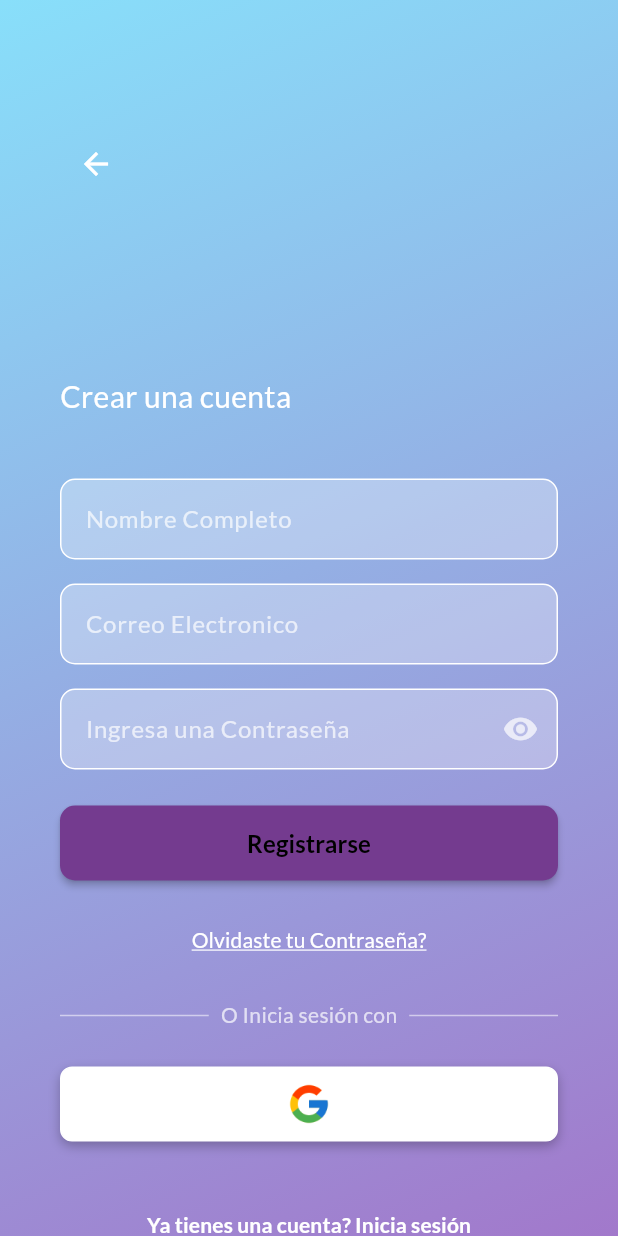
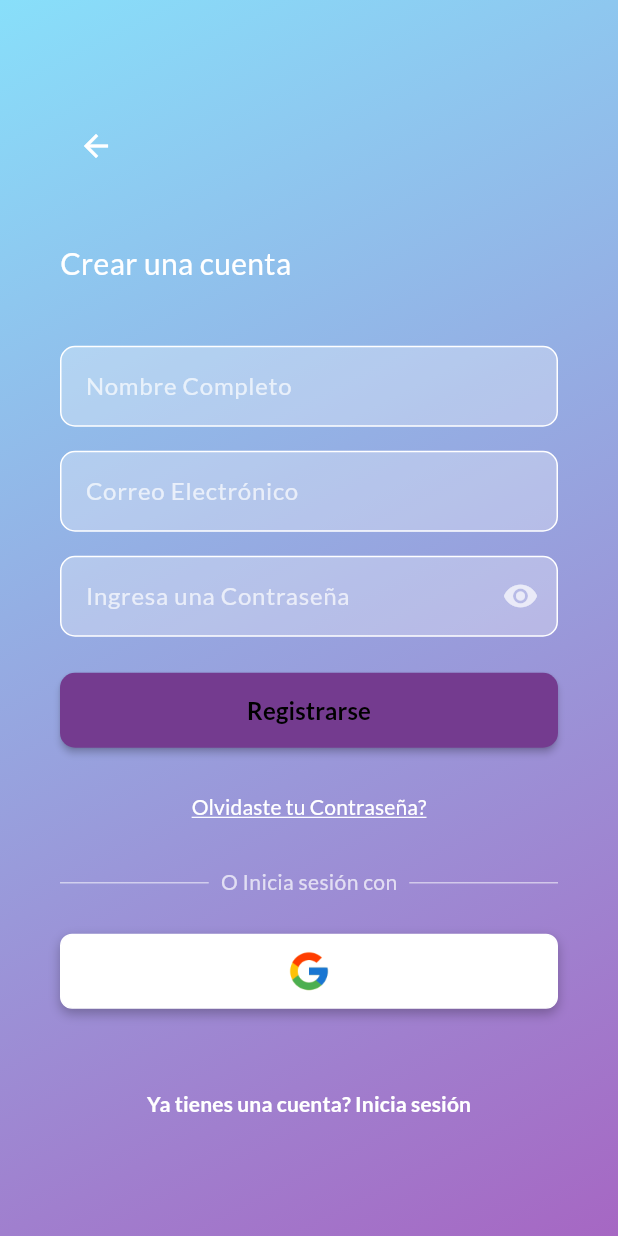
Before and after one commit to JuanAnez/form_app_mobile, a Flutter app: the screen it shows after launch, after a tap on "Crear una cuenta", on a phone screen of 412 x 824 dp. Run offline on Flutter 3.47's test engine with Material 3 defaults, Android fonts, the phone set to English and light mode, and no system bars; our stand-ins replace cloud_firestore, connectivity_plus, firebase_auth, firebase_core, fl_chart, go_router and 5 more; accounts and stored records are empty.

Commit message:
refresh UI

```diff
--- a/lib/screens/login/login_screen.dart
+++ b/lib/screens/login/login_screen.dart
@@ -126,47 +126,37 @@ class _LoginScreenState extends State<LoginScreen> {
   @override
   Widget build(BuildContext context) {
     return Scaffold(
-      body: SafeArea(
-        top: false,
-        child: SingleChildScrollView(
-          child: Container(
-            padding: const EdgeInsets.only(bottom: 150),
+      body: LayoutBuilder(
+        builder: (context, constraints) {
+          bool isTablet = constraints.maxWidth > 600;
+          double padding = isTablet ? 80 : 40;
+
+          return Container(
+            height: MediaQuery.of(context).size.height,
             decoration: const BoxDecoration(
               gradient: LinearGradient(
-                colors: [
-                  Color(0xFF88DFFA),
-                  Color(0xFFA667C3),
-                ],
+                colors: [Color(0xFF88DFFA), Color(0xFFA667C3)],
                 begin: Alignment.topLeft,
                 end: Alignment.bottomRight,
               ),
             ),
+            child: Center(
+              child: SingleChildScrollView(
+                child: Padding(
+                  padding: EdgeInsets.symmetric(horizontal: padding),
                   child: Column(
                     crossAxisAlignment: CrossAxisAlignment.start,
                     children: <Widget>[
-                SizedBox(
-                  height: 250,
-                  child: Stack(
-                    children: <Widget>[],
-                  ),
-                ),
-                Padding(
-                  padding: const EdgeInsets.symmetric(horizontal: 40),
-                  child: Column(
-                    crossAxisAlignment: CrossAxisAlignment.start,
-                    children: <Widget>[
-                      const Text(
+                      Text(
                         "Bienvenido!",
                         style: TextStyle(
                           fontFamily: 'Poppins',
                           color: Colors.white,
                           fontWeight: FontWeight.bold,
-                          fontSize: 35,
+                          fontSize: isTablet ? 45 : 35,
                         ),
                       ),
-                      const SizedBox(height: 40),
-                      Column(
-                        children: <Widget>[
+                      const SizedBox(height: 50),
                       _buildCustomTextField("Correo Electrónico", false),
                       const SizedBox(height: 16),
                       _buildCustomTextField("Contraseña", true),
@@ -192,15 +182,11 @@ class _LoginScreenState extends State<LoginScreen> {
                       ),
                       const SizedBox(height: 24),
                       _buildDivider(),
-                        ],
-                      ),
                       const SizedBox(height: 30),
-                      Column(
-                        mainAxisAlignment: MainAxisAlignment.center,
-                        children: [
                       Center(child: _buildGoogleSignInButton()),
-                          const SizedBox(height: 60),
-                          TextButton(
+                      const SizedBox(height: 40),
+                      Center(
+                        child: TextButton(
                           onPressed: () {
                             context.go('/register');
                           },
@@ -209,15 +195,14 @@ class _LoginScreenState extends State<LoginScreen> {
                             style: TextStyle(color: Colors.white),
                           ),
                         ),
-                        ],
-                      ),
-                    ],
-                  ),
                       ),
                     ],
                   ),
                 ),
               ),
+            ),
+          );
+        },
       ),
     );
   }
@@ -356,57 +341,3 @@ Widget _buildDivider() {
     ],
   );
 }
- // Future<void> _signInWithFacebook(BuildContext context,
-  //     [AuthCredential? pendingCredential]) async {
-  //   try {
-  //     final LoginResult loginResult = await FacebookAuth.instance.login();
-
-  //     if (loginResult.status == LoginStatus.success) {
-  //       final OAuthCredential facebookCredential =
-  //           FacebookAuthProvider.credential(
-  //               loginResult.accessToken!.tokenString);
-
-  //       UserCredential userCredential;
-  //       if (pendingCredential != null) {
-  //         // 🔥 Vincular cuenta con Google si hay credenciales pendientes
-  //         userCredential = await FirebaseAuth.instance
-  //             .signInWithCredential(facebookCredential);
-  //         await userCredential.user?.linkWithCredential(pendingCredential);
-  //       } else {
-  //         // Iniciar sesión con Facebook normalmente
-  //         userCredential = await FirebaseAuth.instance
-  //             .signInWithCredential(facebookCredential);
-  //       }
-
-  //       final User? user = userCredential.user;
-
-  //       if (user != null) {
-  //         // 🔥 Obtener la foto de perfil de Facebook
-  //         final userData = await FacebookAuth.instance.getUserData();
-  //         final String? photoUrl = userData['picture']['data']['url'];
-
-  //         if (photoUrl != null) {
-  //           // 🔥 Actualizar la `photoURL` en Firebase
-  //           await user.updatePhotoURL(photoUrl);
-  //           await user.reload(); // Forzar actualización de datos del usuario
-  //         }
-  //       }
-
-  //       context.go('/home'); // Redirigir al Home
-  //     } else {
-  //       throw Exception("Inicio de sesión cancelado.");
-  //     }
-  //   } catch (e) {
-  //     ScaffoldMessenger.of(context)
-  //         .showSnackBar(SnackBar(content: Text('Error: $e')));
-  //   }
-  // }
-
-  // Center(
-                        //   child: SignInButton(
-                        //     Buttons.facebookNew,
-                        //     onPressed: () {
-                        //       _signInWithFacebook(context);
-                        //     },
-                        //   ),
-                        // ),
--- a/lib/screens/login/register_screen.dart
+++ b/lib/screens/login/register_screen.dart
@@ -142,33 +142,35 @@ class _RegisterScreenState extends State<RegisterScreen> {
   @override
   Widget build(BuildContext context) {
     return Scaffold(
-      body: SafeArea(
-        top: false,
-        child: SingleChildScrollView(
-          child: Container(
-            padding: const EdgeInsets.only(bottom: 150),
+      body: LayoutBuilder(
+        builder: (context, constraints) {
+          bool isTablet = constraints.maxWidth > 600;
+          double paddingHorizontal = isTablet ? 80 : 40;
+          double titleFontSize = isTablet ? 28 : 20;
+
+          return Container(
+            height: MediaQuery.of(context).size.height,
             decoration: const BoxDecoration(
               gradient: LinearGradient(
-                colors: [
-                  Color(0xFF88DFFA),
-                  Color(0xFFA667C3),
-                ],
+                colors: [Color(0xFF88DFFA), Color(0xFFA667C3)],
                 begin: Alignment.topLeft,
                 end: Alignment.bottomRight,
               ),
             ),
+            child: Center(
+              child: SingleChildScrollView(
+                child: Padding(
+                  padding: EdgeInsets.symmetric(horizontal: paddingHorizontal),
                   child: Column(
                     crossAxisAlignment: CrossAxisAlignment.start,
                     children: <Widget>[
-                SizedBox(
-                  height: 250,
-                  child: Stack(
-                    children: <Widget>[
+                      Stack(
+                        children: [
                           Padding(
-                        padding: const EdgeInsets.only(left: 40, top: 85),
+                            padding: const EdgeInsets.only(left: 0, top: 10),
                             child: IconButton(
-                          icon:
-                              const Icon(Icons.arrow_back, color: Colors.white),
+                              icon: const Icon(Icons.arrow_back,
+                                  color: Colors.white),
                               onPressed: () {
                                 context.go('/login');
                               },
@@ -176,19 +178,14 @@ class _RegisterScreenState extends State<RegisterScreen> {
                           ),
                         ],
                       ),
-                ),
-                Padding(
-                  padding: const EdgeInsets.symmetric(horizontal: 40),
-                  child: Column(
-                    crossAxisAlignment: CrossAxisAlignment.start,
-                    children: <Widget>[
-                      const Text(
+                      const SizedBox(height: 40),
+                      Text(
                         "Crear una cuenta",
                         style: TextStyle(
                           fontFamily: 'Lato',
                           color: Colors.white,
                           fontWeight: FontWeight.w400,
-                          fontSize: 20,
+                          fontSize: titleFontSize,
                         ),
                       ),
                       const SizedBox(height: 40),
@@ -196,7 +193,7 @@ class _RegisterScreenState extends State<RegisterScreen> {
                           "Nombre Completo", _fullNameController, false),
                       const SizedBox(height: 16),
                       _buildCustomTextField(
-                          "Correo Electronico", _emailController, false),
+                          "Correo Electrónico", _emailController, false),
                       const SizedBox(height: 16),
                       _buildCustomTextField(
                           "Ingresa una Contraseña", _passwordController, true),
@@ -224,8 +221,7 @@ class _RegisterScreenState extends State<RegisterScreen> {
                       _buildDivider(),
                       const SizedBox(height: 24),
                       Center(child: _buildGoogleSignInButton()),
-                      const SizedBox(height: 16),
-                      const SizedBox(height: 16),
+                      const SizedBox(height: 40),
                       Center(
                         child: TextButton(
                           onPressed: () {
@@ -244,10 +240,10 @@ class _RegisterScreenState extends State<RegisterScreen> {
                     ],
                   ),
                 ),
-              ],
               ),
             ),
-        ),
+          );
+        },
       ),
     );
   }
```
Also changed, not shown: lib/screens/home_screen.dart (+40 -38 lines), 9 other files. Lines whose indentation alone changed are shown as unchanged.
